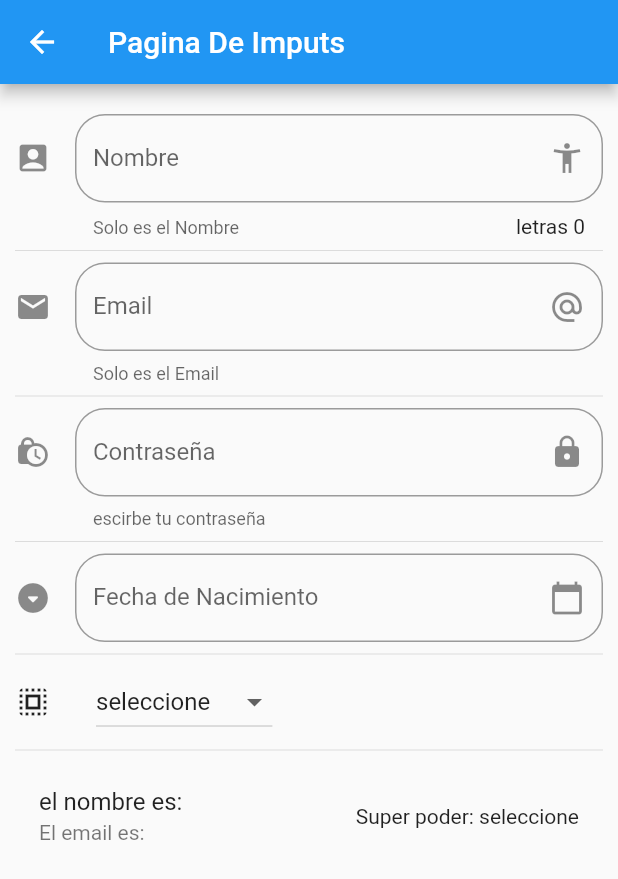
After one commit to miguel1998aquino/componentes, a Flutter app: the InputPage screen opened by its route, on a phone screen of 412 x 824 dp. The commit adds this screen. Shown: the top 879 px of the screen. Run offline on Flutter 3.47's test engine with Material 2 defaults, Android fonts, the phone set to English and light mode, and no system bars; network calls fail.

Commit message:
acabando curso

```diff
--- /dev/null
+++ b/lib/src/pages/input_pages.dart
@@ -0,0 +1,170 @@
+import 'package:flutter/material.dart';
+
+class InputPage extends StatefulWidget {
+  @override
+  _InputPageState createState() => _InputPageState();
+}
+
+class _InputPageState extends State<InputPage> {
+  String _nombre = '';
+  String _email = '';
+  String _fecha = '';
+
+
+  String dropdownValue = 'seleccione';
+
+  List<String> _poderes=['seleccione','volar','rayos X','super Aliento','super Fuerza'];
+
+  TextEditingController _inputFieldDate = new TextEditingController();
+
+  @override
+  Widget build(BuildContext context) {
+    return Scaffold(
+      appBar: AppBar(
+        title: Text('Pagina De Imputs'),
+      ),
+      body: ListView(
+        padding: EdgeInsets.symmetric(horizontal: 10.0, vertical: 20.0),
+        children: [
+          _crearInput(),
+          Divider(),
+          _crearEmail(),
+          Divider(),
+          _crearPassword(),
+          Divider(),
+          _crearFecha(context),
+          Divider(),
+          _crearDrowdow(),
+          Divider(),
+          crearPersona()
+        ],
+      ),
+    );
+  }
+
+  _crearInput() {
+    return TextField(
+      textCapitalization: TextCapitalization.sentences,
+      decoration: InputDecoration(
+          border: OutlineInputBorder(borderRadius: BorderRadius.circular(20.0)),
+          counter: Text('letras ${_nombre.length}'),
+          hintText: 'Nombre de la persona',
+          labelText: 'Nombre',
+          helperText: 'Solo es el Nombre',
+          suffixIcon: Icon(Icons.accessibility_new),
+          icon: Icon(Icons.account_box)),
+      onChanged: (valor) {
+        setState(() {
+          _nombre = valor;
+        });
+      },
+    );
+  }
+
+  Widget crearPersona() {
+    return ListTile(
+      title: Text('el nombre es:$_nombre'),
+      subtitle: Text('El email es: $_email'),
+      trailing: Text('Super poder: $dropdownValue'),
+    );
+  }
+
+  _crearEmail() {
+    return TextField(
+      keyboardType: TextInputType.emailAddress,
+      decoration: InputDecoration(
+          border: OutlineInputBorder(borderRadius: BorderRadius.circular(20.0)),
+          hintText: 'Ingresa tu email',
+          labelText: 'Email',
+          helperText: 'Solo es el Email',
+          suffixIcon: Icon(Icons.alternate_email),
+          icon: Icon(Icons.email)),
+      onChanged: (valor) {
+        setState(() {
+          _email = valor;
+        });
+      },
+    );
+  }
+
+  _crearPassword() {
+    return TextField(
+      obscureText: true,
+      decoration: InputDecoration(
+          border: OutlineInputBorder(borderRadius: BorderRadius.circular(20.0)),
+          hintText: 'Ingresa tu contraseña',
+          labelText: 'Contraseña',
+          helperText: 'escirbe tu contraseña',
+          suffixIcon: Icon(Icons.lock),
+          icon: Icon(Icons.lock_clock)),
+      onChanged: (valor) {
+        setState(() {});
+      },
+    );
+  }
+
+  _crearFecha(BuildContext context) {
+    return TextField(
+      controller: _inputFieldDate,
+      enableInteractiveSelection: false,
+      decoration: InputDecoration(
+          border: OutlineInputBorder(borderRadius: BorderRadius.circular(20.0)),
+          hintText: 'Fecha de nacimineto',
+          labelText: 'Fecha de Nacimiento',
+          suffixIcon: Icon(Icons.calendar_today),
+          icon: Icon(Icons.arrow_drop_down_circle_rounded)),
+      onTap: () {
+        FocusScope.of(context).requestFocus(new FocusNode());
+        _selectDate(context);
+      },
+    );
+  }
+
+  void _selectDate(BuildContext context) async {
+    DateTime? picked = await showDatePicker(
+        context: context,
+        initialDate: new DateTime.now(),
+        firstDate: new DateTime(2019),
+        lastDate: new DateTime(2025)
+        locale: Locale('es','PR')
+        );
+
+    if (picked != null) {
+      setState(() {
+        _fecha = picked.toString();
+        _inputFieldDate.text = _fecha;
+      });
+    }
+  }
+
+
+
+
+  _crearDrowdow() {
+    return Row(
+      children: [
+        Icon(Icons.select_all),
+        SizedBox(width: 30.0,),
+        DropdownButton<String>(
+    value: dropdownValue,
+    onChanged: (String? newValue) {
+      setState(() {
+        dropdownValue= newValue!;
+      });
+    },
+    items: getOpciones(),
+    )
+      ],
+    );
+
+
+
+  }
+  List<DropdownMenuItem<String>> getOpciones(){
+    List<DropdownMenuItem<String>> lista= [];
+    _poderes.forEach((poder) {
+      lista.add(DropdownMenuItem(child: Text(poder),value: poder,));
+    });
+  return lista;
+    }
+}
--- a/lib/src/util/icono_util.dart
+++ b/lib/src/util/icono_util.dart
@@ -3,7 +3,11 @@ import 'package:flutter/material.dart';
 final _icons = <String, IconData>{
   'add_alert': Icons.add_alert,
   'accessibility': Icons.accessibility,
-  'folder_open': Icons.folder_open
+  'folder_open': Icons.folder_open,
+  'donut_large': Icons.donut_large,
+  'input': Icons.input,
+  'tune': Icons.tune,
+  'list': Icons.list,
 };
 
 Icon getIcon(String nombeIcono) {
--- a/pubspec.yaml
+++ b/pubspec.yaml
@@ -23,6 +23,9 @@ environment:
 dependencies:
   flutter:
     sdk: flutter
+
+  flutter_localizations: # Add this line
+    sdk: flutter         # Add this line
 
 
   # The following adds the Cupertino Icons font to your application.
```
Also changed, not shown: data/datos.json (+20 -0 lines), lib/main.dart (+10 -0 lines), lib/src/pages/alert_page.dart (+35 -0 lines), lib/src/pages/animated_container.dart (added, +49 -0 lines), lib/src/pages/avatar_page.dart (+27 -2 lines), lib/src/pages/lisVie_page.dart (added, +120 -0 lines), lib/src/pages/slider_page.dart (added, +84 -0 lines), lib/src/routes/routes.dart (+8 -0 lines), pubspec.lock.
